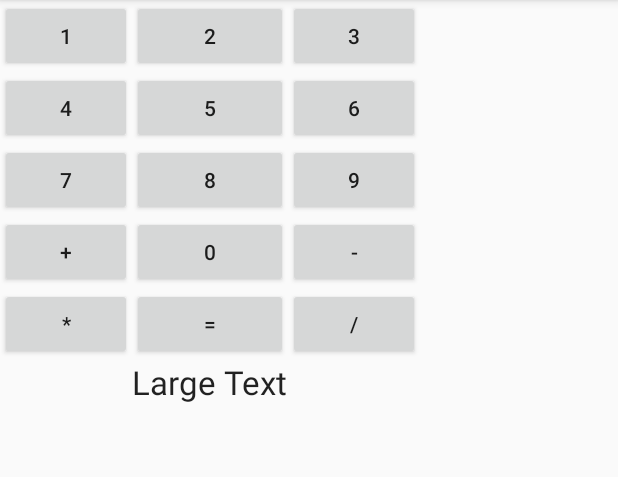
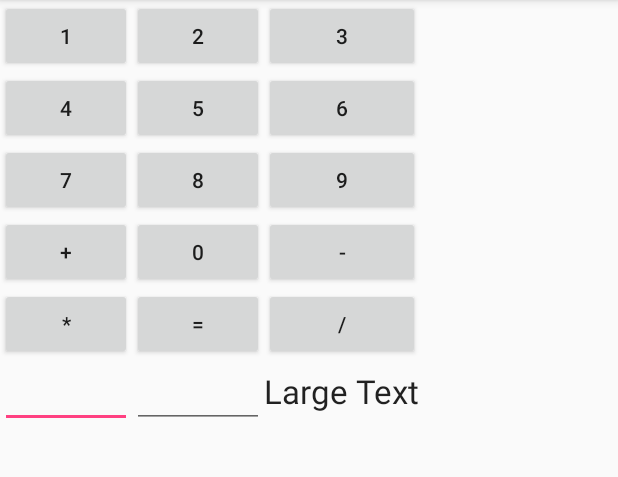
Before and after one commit to Renat7583671/calc01, an Android app: the screen it shows after launch (MainActivity), on a phone screen of 412 x 824 dp, the part 84-561 px from its top. Run offline under Robolectric (Android 15) with nearby library versions, the phone set to English and light mode, and no system bars.

Commit message:
ne dodelan

```diff
--- a/app/src/main/res/layout/calc.xml
+++ b/app/src/main/res/layout/calc.xml
@@ -139,13 +139,27 @@
         android:layout_width="match_parent"
         android:layout_height="match_parent">
 
+        <EditText
+            android:layout_width="wrap_content"
+            android:layout_height="wrap_content"
+            android:id="@+id/editText"
+            android:layout_column="0"
+            android:inputType="number" />
+
+        <EditText
+            android:layout_width="wrap_content"
+            android:layout_height="wrap_content"
+            android:id="@+id/editText2"
+            android:layout_column="1"
+            android:inputType="number" />
+
         <TextView
-            android:layout_width="match_parent"
+            android:layout_width="wrap_content"
             android:layout_height="wrap_content"
             android:textAppearance="?android:attr/textAppearanceLarge"
             android:text="Large Text"
             android:id="@+id/textView"
-            android:layout_column="1" />
+            android:layout_column="2" />
     </TableRow>
 
 
```
Also changed, not shown: app/src/main/java/com/example/renat/mycalculatortest003/MainActivity.java (+29 -39 lines).
